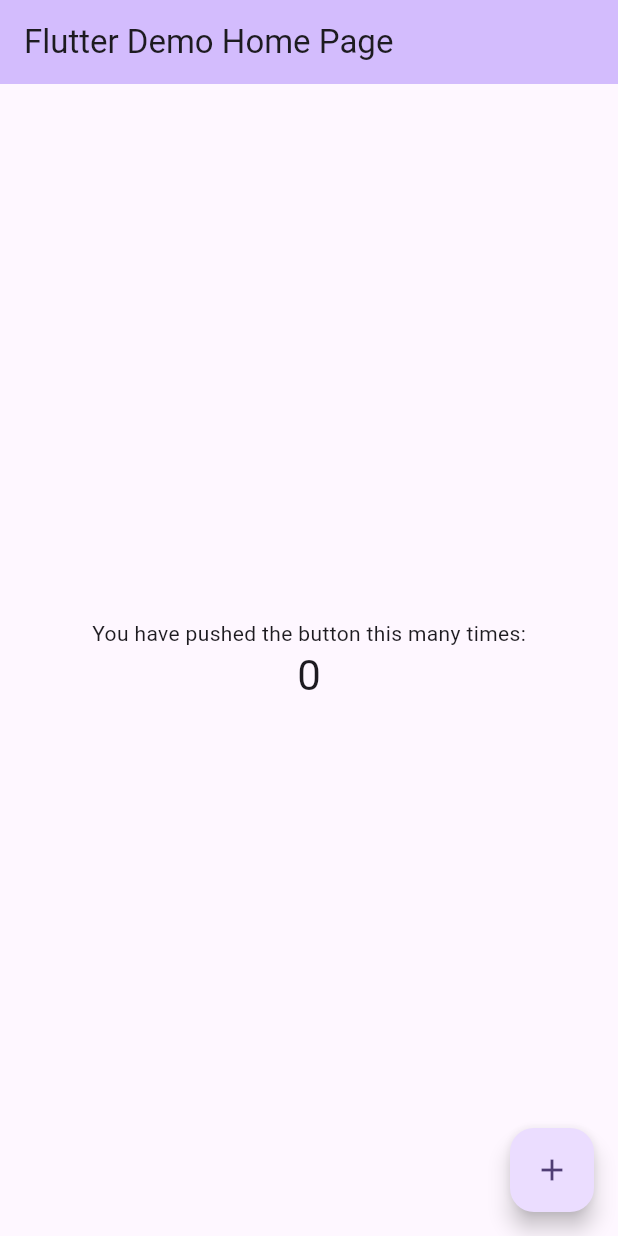
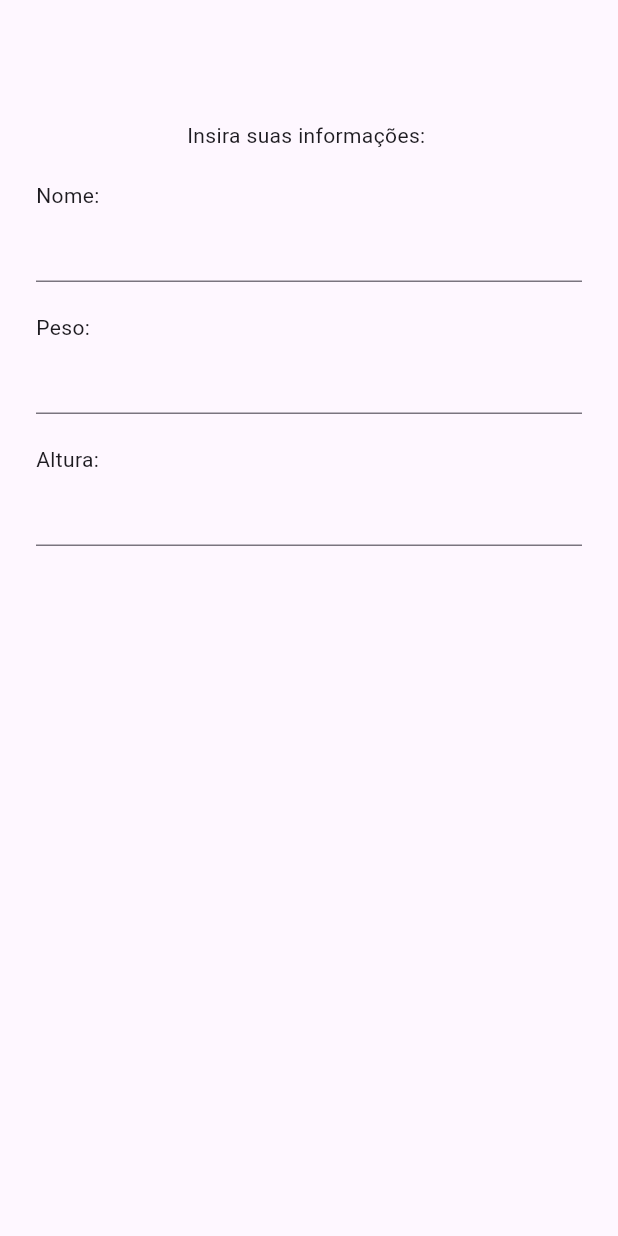
Before and after one commit to tarcisiomesquita/calculadora_imc_flutter, a Flutter app: the screen it shows after launch, on a phone screen of 412 x 824 dp. Run offline on Flutter 3.47's test engine with Material 3 defaults, Android fonts, the phone set to English and light mode, and no system bars.

Commit message:
Adicionada página de inputs

```diff
--- /dev/null
+++ b/lib/input_page.dart
@@ -0,0 +1,87 @@
+import 'package:flutter/material.dart';
+import 'package:flutter/widgets.dart';
+
+class InputPage extends StatefulWidget {
+  @override
+  State<StatefulWidget> createState() => InputPageState();
+}
+
+class InputPageState extends State<InputPage> {
+  final nameController = TextEditingController();
+  final weightController = TextEditingController();
+  final heightController = TextEditingController();
+
+  @override
+  void initState() {
+    nameController.addListener(() {
+      setState(() {});
+    });
+    weightController.addListener(() {
+      setState(() {});
+    });
+    heightController.addListener(() {
+      setState(() {});
+    });
+    super.initState();
+  }
+
+  @override
+  Widget build(BuildContext context) {
+    return Scaffold(
+      body: SafeArea(
+        minimum: EdgeInsets.symmetric(horizontal: 24, vertical: 80),
+        child: Column(
+          children: [
+            Text('Insira suas informações: '),
+            SizedBox(height: 20),
+            _nameField(),
+            SizedBox(height: 20),
+            _weightField(),
+            SizedBox(height: 20),
+            _heightFiedl(),
+            SizedBox(height: 20),
+          ],
+        ),
+      ),
+    );
+  }
+
+  Widget _nameField() {
+    return Column(
+      mainAxisAlignment: MainAxisAlignment.start,
+      crossAxisAlignment: CrossAxisAlignment.start,
+      children: [
+        Text('Nome:'),
+        TextField(controller: nameController),
+      ],
+    );
+  }
+
+  Widget _weightField() {
+    return Column(
+      // mainAxisAlignment: MainAxisAlignment.start,
+      crossAxisAlignment: CrossAxisAlignment.start,
+      children: [
+        Text('Peso:'),
+        TextField(
+          controller: weightController,
+          keyboardType: TextInputType.numberWithOptions(),
+        ),
+      ],
+    );
+  }
+
+  Widget _heightFiedl() {
+    return Column(
+      mainAxisAlignment: MainAxisAlignment.start,
+      crossAxisAlignment: CrossAxisAlignment.start,
+      children: [
+        Text('Altura: '),
+        TextField(
+          controller: heightController,
+          keyboardType: TextInputType.numberWithOptions(decimal: true),
+        ),
+      ],
+    );
+  }
+}
--- a/lib/main.dart
+++ b/lib/main.dart
@@ -1,4 +1,5 @@
 import 'package:flutter/material.dart';
+import 'package:calculadora_imc_flutter/input_page.dart';
 
 void main() {
   runApp(const MyApp());
@@ -11,43 +12,18 @@ class MyApp extends StatelessWidget {
   @override
   Widget build(BuildContext context) {
     return MaterialApp(
-      title: 'Flutter Demo',
+      title: 'Calculadora de IMC',
       theme: ThemeData(
-        // This is the theme of your application.
-        //
-        // TRY THIS: Try running your application with "flutter run". You'll see
-        // the application has a purple toolbar. Then, without quitting the app,
-        // try changing the seedColor in the colorScheme below to Colors.green
-        // and then invoke "hot reload" (save your changes or press the "hot
-        // reload" button in a Flutter-supported IDE, or press "r" if you used
-        // the command line to start the app).
-        //
-        // Notice that the counter didn't reset back to zero; the application
-        // state is not lost during the reload. To reset the state, use hot
-        // restart instead.
-        //
-        // This works for code too, not just values: Most code changes can be
-        // tested with just a hot reload.
         colorScheme: ColorScheme.fromSeed(seedColor: Colors.deepPurple),
         useMaterial3: true,
       ),
-      home: const MyHomePage(title: 'Flutter Demo Home Page'),
+      home: const MyHomePage(title: 'Página Inicial da Calculadora de IMC'),
     );
   }
 }
 
 class MyHomePage extends StatefulWidget {
   const MyHomePage({super.key, required this.title});
-
-  // This widget is the home page of your application. It is stateful, meaning
-  // that it has a State object (defined below) that contains fields that affect
-  // how it looks.
-
-  // This class is the configuration for the state. It holds the values (in this
-  // case the title) provided by the parent (in this case the App widget) and
-  // used by the build method of the State. Fields in a Widget subclass are
-  // always marked "final".
-
   final String title;
 
   @override
@@ -55,71 +31,8 @@ class MyHomePage extends StatefulWidget {
 }
 
 class _MyHomePageState extends State<MyHomePage> {
-  int _counter = 0;
-
-  void _incrementCounter() {
-    setState(() {
-      // This call to setState tells the Flutter framework that something has
-      // changed in this State, which causes it to rerun the build method below
-      // so that the display can reflect the updated values. If we changed
-      // _counter without calling setState(), then the build method would not be
-      // called again, and so nothing would appear to happen.
-      _counter++;
-    });
-  }
-
   @override
   Widget build(BuildContext context) {
-    // This method is rerun every time setState is called, for instance as done
-    // by the _incrementCounter method above.
-    //
-    // The Flutter framework has been optimized to make rerunning build methods
-    // fast, so that you can just rebuild anything that needs updating rather
-    // than having to individually change instances of widgets.
-    return Scaffold(
-      appBar: AppBar(
-        // TRY THIS: Try changing the color here to a specific color (to
-        // Colors.amber, perhaps?) and trigger a hot reload to see the AppBar
-        // change color while the other colors stay the same.
-        backgroundColor: Theme.of(context).colorScheme.inversePrimary,
-        // Here we take the value from the MyHomePage object that was created by
-        // the App.build method, and use it to set our appbar title.
-        title: Text(widget.title),
-      ),
-      body: Center(
-        // Center is a layout widget. It takes a single child and positions it
-        // in the middle of the parent.
-        child: Column(
-          // Column is also a layout widget. It takes a list of children and
-          // arranges them vertically. By default, it sizes itself to fit its
-          // children horizontally, and tries to be as tall as its parent.
-          //
-          // Column has various properties to control how it sizes itself and
-          // how it positions its children. Here we use mainAxisAlignment to
-          // center the children vertically; the main axis here is the vertical
-          // axis because Columns are vertical (the cross axis would be
-          // horizontal).
-          //
-          // TRY THIS: Invoke "debug painting" (choose the "Toggle Debug Paint"
-          // action in the IDE, or press "p" in the console), to see the
-          // wireframe for each widget.
-          mainAxisAlignment: MainAxisAlignment.center,
-          children: <Widget>[
-            const Text(
-              'You have pushed the button this many times:',
-            ),
-            Text(
-              '$_counter',
-              style: Theme.of(context).textTheme.headlineMedium,
-            ),
-          ],
-        ),
-      ),
-      floatingActionButton: FloatingActionButton(
-        onPressed: _incrementCounter,
-        tooltip: 'Increment',
-        child: const Icon(Icons.add),
-      ), // This trailing comma makes auto-formatting nicer for build methods.
-    );
+    return InputPage();
   }
 }
```
